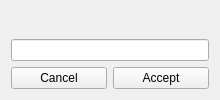
The window that src/extensions/ziggurat/zigtextchooser.ui (Subsentient/volition) describes before a commit, drawn with Qt 5.
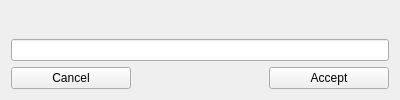
The same window after the commit.

Commit message: Fix various bugs with ZigTextChooser

Diff of the .ui file:
```diff
--- a/src/extensions/ziggurat/zigtextchooser.ui
+++ b/src/extensions/ziggurat/zigtextchooser.ui
@@ -6,12 +6,12 @@
    <rect>
     <x>0</x>
     <y>0</y>
-    <width>220</width>
+    <width>400</width>
     <height>100</height>
    </rect>
   </property>
   <property name="sizePolicy">
-   <sizepolicy hsizetype="Minimum" vsizetype="Minimum">
+   <sizepolicy hsizetype="Expanding" vsizetype="Expanding">
     <horstretch>0</horstretch>
     <verstretch>0</verstretch>
    </sizepolicy>
@@ -25,40 +25,86 @@
   <property name="maximumSize">
    <size>
     <width>16777215</width>
-    <height>130</height>
+    <height>16777215</height>
    </size>
   </property>
   <property name="windowTitle">
    <string/>
   </property>
-  <layout class="QGridLayout" name="gridLayout_2">
-   <item row="0" column="0">
     <layout class="QGridLayout" name="gridLayout">
+   <property name="sizeConstraint">
+    <enum>QLayout::SetNoConstraint</enum>
+   </property>
      <item row="2" column="0">
       <widget class="QPushButton" name="TextChooserCancel">
+     <property name="sizePolicy">
+      <sizepolicy hsizetype="Expanding" vsizetype="Expanding">
+       <horstretch>0</horstretch>
+       <verstretch>0</verstretch>
+      </sizepolicy>
+     </property>
        <property name="text">
         <string>Cancel</string>
        </property>
       </widget>
      </item>
-     <item row="2" column="1">
+   <item row="2" column="2">
+    <spacer name="horizontalSpacer">
+     <property name="orientation">
+      <enum>Qt::Horizontal</enum>
+     </property>
+     <property name="sizeHint" stdset="0">
+      <size>
+       <width>40</width>
+       <height>20</height>
+      </size>
+     </property>
+    </spacer>
+   </item>
+   <item row="2" column="3">
       <widget class="QPushButton" name="TextChooserAccept">
+     <property name="sizePolicy">
+      <sizepolicy hsizetype="Expanding" vsizetype="Expanding">
+       <horstretch>0</horstretch>
+       <verstretch>0</verstretch>
+      </sizepolicy>
+     </property>
        <property name="text">
         <string>Accept</string>
        </property>
-      </widget>
-     </item>
-     <item row="0" column="0" colspan="2">
+     <property name="autoDefault">
+      <bool>false</bool>
+     </property>
+     <property name="default">
+      <bool>false</bool>
+     </property>
+    </widget>
+   </item>
+   <item row="1" column="0" colspan="4">
+    <widget class="QLineEdit" name="TextChooserData">
+     <property name="sizePolicy">
+      <sizepolicy hsizetype="Expanding" vsizetype="Expanding">
+       <horstretch>0</horstretch>
+       <verstretch>0</verstretch>
+      </sizepolicy>
+     </property>
+    </widget>
+   </item>
+   <item row="0" column="0" colspan="4">
       <widget class="QLabel" name="TextChooserLabel">
+     <property name="sizePolicy">
+      <sizepolicy hsizetype="Expanding" vsizetype="Expanding">
+       <horstretch>0</horstretch>
+       <verstretch>0</verstretch>
+      </sizepolicy>
+     </property>
        <property name="text">
         <string/>
        </property>
-      </widget>
-     </item>
-     <item row="1" column="0" colspan="2">
-      <widget class="QLineEdit" name="TextChooserData"/>
-     </item>
-    </layout>
+     <property name="wordWrap">
+      <bool>true</bool>
+     </property>
+    </widget>
    </item>
   </layout>
  </widget>
```
Lines whose indentation alone changed are shown as unchanged. The commit also changes 1 other file.
